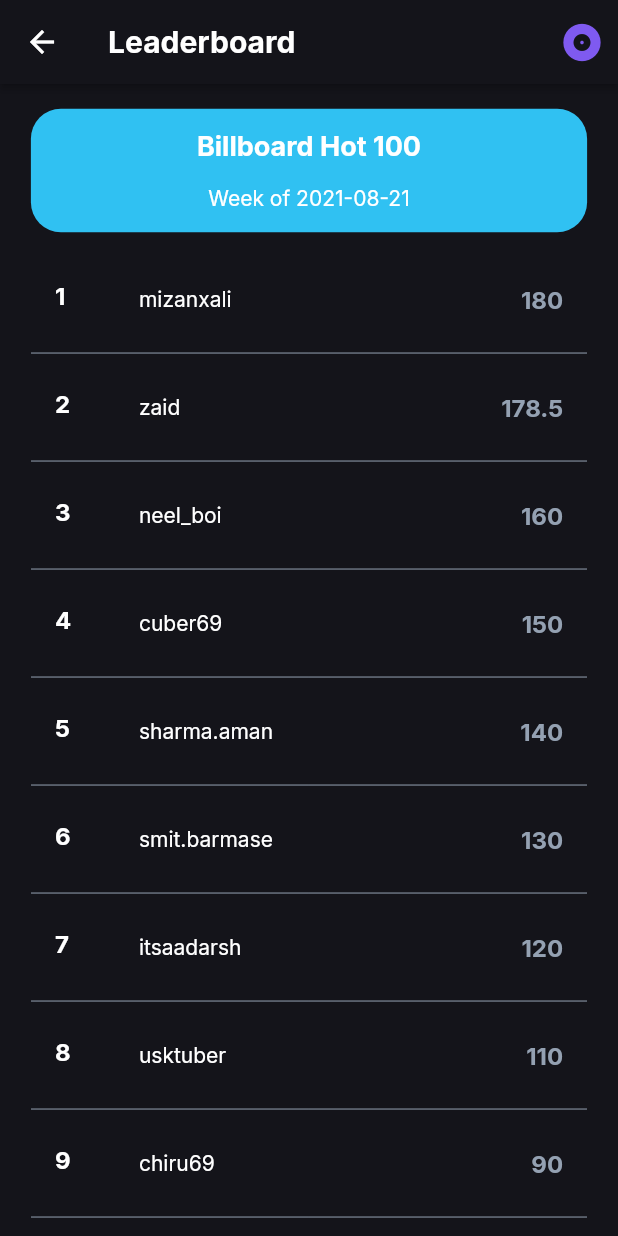
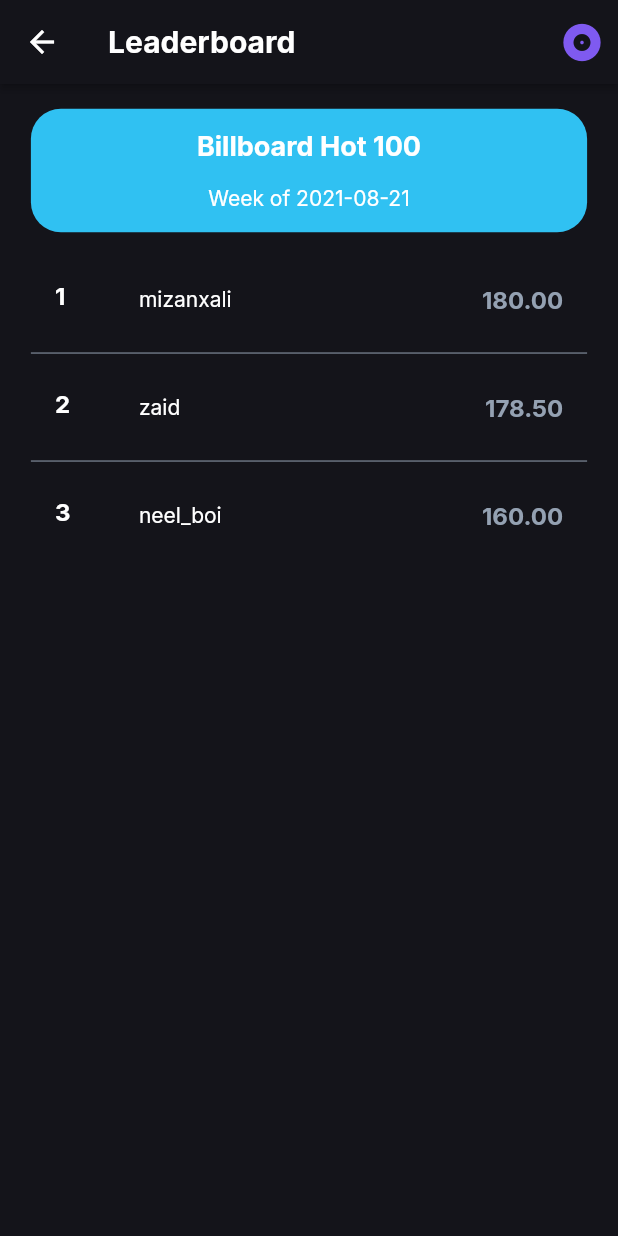
Before and after one commit to Team-Charted/charted-mobile, a Flutter app: the ResultsScreen screen opened directly, after a tap on the "leaderboard" icon, on a phone screen of 412 x 824 dp. Run offline on Flutter 3.47's test engine with Material 2 defaults, Android fonts, the phone set to English and light mode, and no system bars; our stand-ins replace google_fonts, shared_preferences; missing offline and left inert: razorpay_flutter; accounts and stored records are empty; network calls fail.

Commit message:
Added wiring for charts and leaderboard screens.

```diff
--- a/lib/models/leaderboard_data.dart
+++ b/lib/models/leaderboard_data.dart
@@ -1,7 +1,16 @@
 class LeaderboardData {
+  /*
+  {
+            "_id": "612514b386e19f21c4301e86",
+            "username": "mizanxali",
+            "albumName": "My Amazing Album",
+            "points": 1.1221532091097308
+        }
+  */
+
   final String _id;
   final String _username;
-  final String _points;
+  final double _points;
 
   const LeaderboardData(
     this._id,
@@ -14,5 +23,11 @@ class LeaderboardData {
 
   String getUsername() => _username;
 
-  String getPoints() => _points;
+  double getPoints() => _points;
+
+  //Decoding json object
+  LeaderboardData.fromJson(Map<String, dynamic> json)
+      : _id = json['_id'],
+        _username = json['username'],
+        _points = json['points'].toDouble();
 }
--- a/lib/screens/leaderboard_details_screen.dart
+++ b/lib/screens/leaderboard_details_screen.dart
@@ -1,47 +1,72 @@
-import 'package:charted/screens/my_album_screen.dart';
 import 'package:flutter/material.dart';
 import 'package:google_fonts/google_fonts.dart';
+import 'dart:convert';
 
 import '../models/leaderboard_data.dart';
 import '../widgets/chart_banner.dart';
 import '../widgets/custom_page_route.dart';
+import '../screens/my_album_screen.dart';
+import '../utils/user_prefs.dart';
 
-class LeaderboardDetailsScreen extends StatelessWidget {
+import 'package:http/http.dart' as http;
+
+class LeaderboardDetailsScreen extends StatefulWidget {
+  final String _id;
   final Color _bannerColor;
   final String _title;
   final String _issue;
 
-  LeaderboardDetailsScreen(this._bannerColor, this._title, this._issue);
+  LeaderboardDetailsScreen(
+      this._id, this._bannerColor, this._title, this._issue);
 
-  final List<LeaderboardData> _data = [
-    LeaderboardData('1', 'mizanxali', '180'),
-    LeaderboardData('2', 'zaid', '178.5'),
-    LeaderboardData('3', 'neel_boi', '160'),
-    LeaderboardData('4', 'cuber69', '150'),
-    LeaderboardData('5', 'sharma.aman', '140'),
-    LeaderboardData('6', 'smit.barmase', '130'),
-    LeaderboardData('7', 'itsaadarsh', '120'),
-    LeaderboardData('8', 'usktuber', '110'),
-    LeaderboardData('9', 'chiru69', '90'),
-    LeaderboardData('10', 'mizanxali', '180'),
-    LeaderboardData('11', 'zaid', '178.5'),
-    LeaderboardData('12', 'neel_boi', '160'),
-    LeaderboardData('13', 'cuber69', '150'),
-    LeaderboardData('14', 'sharma.aman', '140'),
-    LeaderboardData('15', 'smit.barmase', '130'),
-    LeaderboardData('16', 'itsaadarsh', '120'),
-    LeaderboardData('17', 'usktuber', '110'),
-    LeaderboardData('18', 'chiru69', '90'),
-    LeaderboardData('19', 'mizanxali', '180'),
-    LeaderboardData('20', 'zaid', '178.5'),
-    LeaderboardData('21', 'neel_boi', '160'),
-    LeaderboardData('22', 'cuber69', '150'),
-    LeaderboardData('23', 'sharma.aman', '140'),
-    LeaderboardData('24', 'smit.barmase', '130'),
-    LeaderboardData('25', 'itsaadarsh', '120'),
-    LeaderboardData('26', 'usktuber', '110'),
-    LeaderboardData('27', 'chiru69', '90'),
+  @override
+  _LeaderboardDetailsScreenState createState() =>
+      _LeaderboardDetailsScreenState();
+}
+
+class _LeaderboardDetailsScreenState extends State<LeaderboardDetailsScreen> {
+  List<LeaderboardData> _rankings = [
+    LeaderboardData('1', 'mizanxali', 180),
+    LeaderboardData('2', 'zaid', 178.5),
+    LeaderboardData('3', 'neel_boi', 160),
   ];
+
+  //Get Leaderboard Data
+  void getChartResult(String _id) async {
+    final String _token = UserPreferences.getToken() ?? '';
+
+    try {
+      http.Response _response = await http.get(
+        Uri.parse('https://charted-server.herokuapp.com/api/results/' + _id),
+        headers: {
+          'x-auth-token': _token,
+        },
+      );
+
+      if (_response.statusCode == 200) {
+        List _body = json.decode(_response.body) as List;
+
+        List<LeaderboardData> _data = _body.map((e) {
+          return LeaderboardData.fromJson(e);
+        }).toList();
+
+        print(_data.toString());
+
+        setState(() {
+          _rankings.clear();
+          _rankings = []..addAll(_data);
+        });
+      }
+    } on Exception catch (e) {
+      print(e);
+    }
+  }
+
+  @override
+  void initState() {
+    super.initState();
+    getChartResult(widget._id);
+  }
 
   @override
   Widget build(BuildContext context) {
@@ -66,9 +91,10 @@ class LeaderboardDetailsScreen extends StatelessWidget {
             Navigator.of(context).push(
               CustomPageRoute(
                 MyAlbumScreen(
-                  this._bannerColor,
-                  this._title,
-                  this._issue,
+                  this.widget._id,
+                  this.widget._bannerColor,
+                  this.widget._title,
+                  this.widget._issue,
                 ),
               ),
             );
@@ -106,9 +132,9 @@ class LeaderboardDetailsScreen extends StatelessWidget {
             ChartBanner(
                 theme: _theme,
                 size: _size,
-                title: _title,
-                bannerColor: _bannerColor,
-                issue: _issue),
+                title: widget._title,
+                bannerColor: widget._bannerColor,
+                issue: widget._issue),
 
             SizedBox(
               height: _size.height * 0.02,
@@ -122,15 +148,15 @@ class LeaderboardDetailsScreen extends StatelessWidget {
                     separatorBuilder: (context, index) => Divider(
                           color: _theme.highlightColor,
                         ),
-                    itemCount: _data.length,
+                    itemCount: _rankings.length,
                     itemBuilder: (context, index) {
-                      final item = _data[index];
+                      final item = _rankings[index];
 
                       //List tile
                       return ListTile(
                         tileColor: _theme.primaryColor,
                         leading: Text(
-                          item.getId(),
+                          (index + 1).toString(),
                           style: GoogleFonts.inter(
                             fontSize: 16,
                             color: Colors.white,
@@ -146,7 +172,7 @@ class LeaderboardDetailsScreen extends StatelessWidget {
                           ),
                         ),
                         trailing: Text(
-                          item.getPoints(),
+                          item.getPoints().toStringAsFixed(2),
                           style: GoogleFonts.inter(
                             fontSize: 16,
                             color: _theme.highlightColor,
--- a/lib/screens/results_screen.dart
+++ b/lib/screens/results_screen.dart
@@ -1,10 +1,90 @@
-import '../models/result_chart.dart';
+import 'package:flutter/material.dart';
+import 'package:google_fonts/google_fonts.dart';
+import 'dart:convert';
+
 import '../models/result_data.dart';
 import '../widgets/result_card.dart';
-import 'package:flutter/material.dart';
-import 'package:google_fonts/google_fonts.dart';
+import '../models/chart_data.dart';
+import '../utils/user_prefs.dart';
 
-class ResultsScreen extends StatelessWidget {
+import 'package:http/http.dart' as http;
+
+class ResultsScreen extends StatefulWidget {
+  @override
+  _ResultsScreenState createState() => _ResultsScreenState();
+}
+
+class _ResultsScreenState extends State<ResultsScreen> {
+  //Result Data
+  List<ResultData> _results = [
+    ResultData(
+      id: '611ed0d18fafe12e9c6e3942',
+      chart: ChartData(
+        id: '6111311849009b0df46203ae',
+        name: 'Billboard Hot 100',
+        prizePool: 10000,
+        cost: 25,
+        type: 'Weekly',
+        date: '2021-08-21',
+        endTime: '2021-08-19T21:44:49.451Z',
+      ),
+      date: '2021-08-21',
+      calculatedAt: '2021-08-19T21:44:49.451Z',
+      winnings: 1000,
+    ),
+    ResultData(
+      id: '611ed0d18fafe12e9c6e3942',
+      chart: ChartData(
+        id: '6111311849009b0df46203ae',
+        name: 'Spotify Top 200: Global',
+        prizePool: 10000,
+        cost: 25,
+        type: 'Daily',
+        date: '2021-08-21',
+        endTime: '2021-08-19T21:44:49.451Z',
+      ),
+      date: '2021-08-21',
+      calculatedAt: '2021-08-19T21:44:49.451Z',
+      winnings: 800,
+    ),
+  ];
+
+  //Get results Data
+  void fetchResults() async {
+    final String _token = UserPreferences.getToken() ?? '';
+
+    try {
+      http.Response _response = await http.get(
+        Uri.parse('https://charted-server.herokuapp.com/api/results'),
+        headers: {
+          'x-auth-token': _token,
+        },
+      );
+
+      if (_response.statusCode == 200) {
+        List _body = json.decode(_response.body) as List;
+
+        List<ResultData> _data = _body.map((e) {
+          e['chart'] = ChartData.fromJson(e['chart']);
+          return ResultData.fromJson(e);
+        }).toList();
+
+        setState(() {
+          _results.clear();
+          _results = []..addAll(_data);
+        });
+      }
+    } on Exception catch (e) {
+      print(e);
+    }
+  }
+
+  @override
+  void initState() {
+    super.initState();
+    fetchResults();
+  }
+
   @override
   Widget build(BuildContext context) {
     final _theme = Theme.of(context);
@@ -13,36 +93,6 @@ class ResultsScreen extends StatelessWidget {
     final Color _billboardBlue = Color.fromRGBO(48, 193, 242, 1);
     final Color _spotifyGreen = Color.fromRGBO(39, 163, 112, 1);
     //final Color _appleMusicRed = Color.fromRGBO(225, 32, 54, 1);
-
-    //Result Data
-    final List<Result> _results = [
-      Result(
-        '611ed0d18fafe12e9c6e3942',
-        ResultChart(
-          '6111311849009b0df46203ae',
-          'Billboard Hot 100',
-          10000,
-          25,
-          'Weekly',
-        ),
-        '2021-08-21',
-        '2021-08-19T21:44:49.451Z',
-        0,
-      ),
-      Result(
-        '611ed0d18fafe12e9c6e3942',
-        ResultChart(
-          '6111311849009b0df46203ae',
-          'Spotify Top 200: Global',
-          10000,
-          25,
-          'Daily',
-        ),
-        '2021-08-21',
-        '2021-08-19T21:44:49.451Z',
-        0,
-      ),
-    ];
 
     //Appbar
     final _appBar = AppBar(
@@ -58,9 +108,11 @@ class ResultsScreen extends StatelessWidget {
       ),
       actions: [
         IconButton(
-          onPressed: () {},
+          onPressed: () {
+            fetchResults();
+          },
           icon: Icon(
-            Icons.menu_rounded,
+            Icons.refresh_rounded,
             color: Colors.white,
             size: 25.0,
           ),
@@ -107,10 +159,11 @@ class ResultsScreen extends StatelessWidget {
                     : 'Day of ' + item.date;
 
                 return ResultCard(
+                  id: item.getId(),
                   title: item.chart.getName(),
                   cardColor: _bgColor,
                   prizePool: item.chart.prizePool.toString(),
-                  winnings: item.chart.cost.toString(),
+                  winnings: item.winnings.toString(),
                   issue: _issue,
                 );
               }),
--- a/lib/widgets/result_card.dart
+++ b/lib/widgets/result_card.dart
@@ -1,10 +1,11 @@
-import 'package:charted/widgets/custom_page_route.dart';
 import 'package:flutter/material.dart';
 import 'package:google_fonts/google_fonts.dart';
 
 import '../screens/leaderboard_details_screen.dart';
+import '../widgets/custom_page_route.dart';
 
 class ResultCard extends StatelessWidget {
+  final String id;
   final String title;
   final Color cardColor;
   final String prizePool;
@@ -12,6 +13,7 @@ class ResultCard extends StatelessWidget {
   final String issue;
 
   ResultCard({
+    required this.id,
     required this.title,
     required this.cardColor,
     required this.prizePool,
@@ -28,7 +30,7 @@ class ResultCard extends StatelessWidget {
       height: size.height * 0.24,
       width: size.width * 0.85,
       decoration: BoxDecoration(
-        color: cardColor,
+        color: this.cardColor,
         borderRadius: BorderRadius.all(Radius.circular(20.0)),
       ),
       child: Column(
@@ -45,7 +47,7 @@ class ResultCard extends StatelessWidget {
               children: [
                 //Title
                 Text(
-                  title,
+                  this.title,
                   style: GoogleFonts.inter(
                     fontSize: 16,
                     color: Colors.white,
@@ -66,7 +68,7 @@ class ResultCard extends StatelessWidget {
                       width: size.width * 0.005,
                     ),
                     Text(
-                      '\$' + prizePool,
+                      '\$' + this.prizePool,
                       style: GoogleFonts.inter(
                         color: Colors.white,
                         fontSize: 15,
@@ -88,7 +90,7 @@ class ResultCard extends StatelessWidget {
                       width: size.width * 0.005,
                     ),
                     Text(
-                      '\$' + winnings,
+                      '\$' + this.winnings,
                       style: GoogleFonts.inter(
                         color: Colors.white,
                         fontSize: 15,
@@ -120,7 +122,7 @@ class ResultCard extends StatelessWidget {
 
                 //Date of issue
                 Text(
-                  issue,
+                  this.issue,
                   style: GoogleFonts.inter(
                     color: Colors.white,
                     fontSize: 12,
@@ -132,13 +134,17 @@ class ResultCard extends StatelessWidget {
                 //View Button
                 IconButton(
                   onPressed: () {
-                    print('Show ' + title + ' leaderboard');
+                    print('Show leaderboard with id : ' + this.id);
 
                     //Custom Navigation
                     Navigator.of(context).push(
                       CustomPageRoute(
                         LeaderboardDetailsScreen(
-                            this.cardColor, this.title, this.issue),
+                          this.id,
+                          this.cardColor,
+                          this.title,
+                          this.issue,
+                        ),
                       ),
                     );
                   },
```
Also changed, not shown: lib/models/chart_data.dart (+35 -14 lines), lib/models/result_chart.dart (deleted, +0 -29 lines), lib/models/result_data.dart (+32 -12 lines), lib/screens/charts_screen.dart (+48 -62 lines), lib/screens/login_screen.dart (+13 -12 lines), lib/screens/sign_up_screen.dart (+17 -14 lines).
